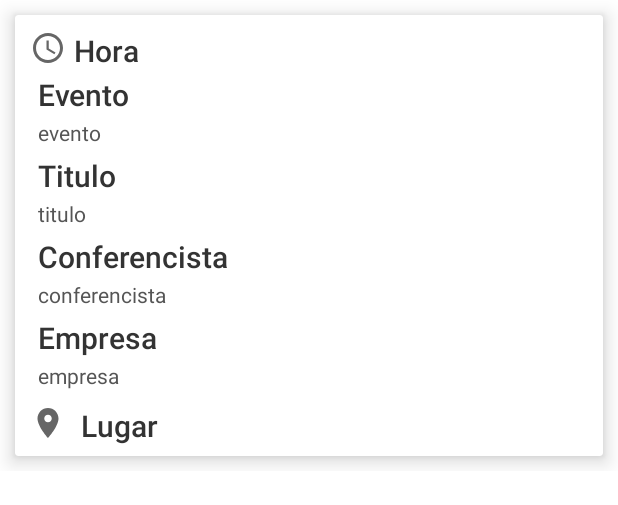
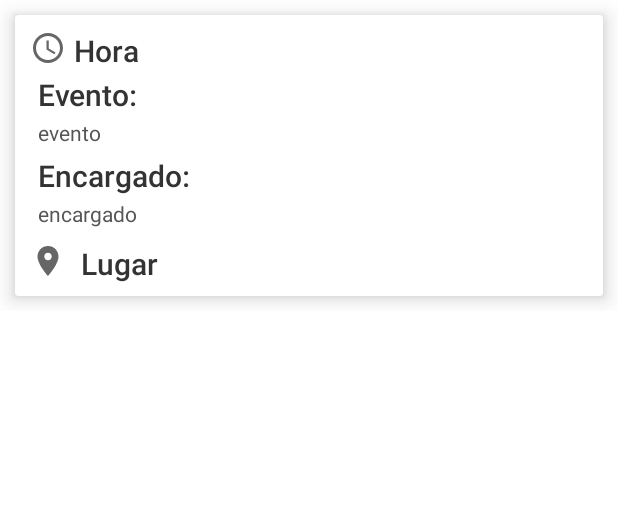
Before and after one commit to rmarin17/EventmPro, an Android app: the layout item_dias.xml on its own in the app's theme, with its tools: preview values and no code run, on a phone screen of 412 x 824 dp. Shown: the top 505 px of the screen. Run offline under Robolectric (Android 15) with nearby library versions, the phone set to English and light mode, and no system bars.

Commit message:
Final final no va mas!!!

```diff
--- a/app/src/main/java/unicauca/movil/eventmpro/CargaDatos.java
+++ b/app/src/main/java/unicauca/movil/eventmpro/CargaDatos.java
@@ -319,6 +319,12 @@ public class CargaDatos extends AppCompatActivity implements DialogInterface.OnC
                             u.setTituloubicacion(titu);
                             break;
 
+                        case "direccion":
+                            parser.require(XmlPullParser.START_TAG, null, condi);
+                            String dir = readText(parser);
+                            u.setDireccion(dir);
+                            break;
+
                         case "lat":
                             parser.require(XmlPullParser.START_TAG, null, condi);
                             String lat = readText(parser);
--- a/app/src/main/java/unicauca/movil/eventmpro/MapsActivity.java
+++ b/app/src/main/java/unicauca/movil/eventmpro/MapsActivity.java
@@ -144,7 +144,7 @@ public class MapsActivity extends FragmentActivity implements OnMapReadyCallback
         cargaOnlineUbicacion();
         for (Ubicacion u : list) {
             LatLng mark = new LatLng(u.getLat(), u.getLng());
-            mMap.addMarker(new MarkerOptions().position(mark).title(u.getTituloubicacion()));
+            mMap.addMarker(new MarkerOptions().position(mark).title(u.getTituloubicacion()).snippet(u.getDireccion()));
             mMap.moveCamera(CameraUpdateFactory.newLatLngZoom(mark,16));
         }
 
@@ -295,7 +295,6 @@ public class MapsActivity extends FragmentActivity implements OnMapReadyCallback
             Type lista = new TypeToken<List<Ubicacion>>() {
             }.getType();
             List<Ubicacion> res = gson.fromJson(json, lista);
-
             if (tamañoU!=res.size())
             {
                 udao.deleteAll();
--- a/app/src/main/java/unicauca/movil/eventmpro/Notification.java
+++ b/app/src/main/java/unicauca/movil/eventmpro/Notification.java
@@ -83,6 +83,7 @@ public class Notification extends AppCompatActivity implements MensajeAdapter.On
         }
         else {
             Toast.makeText(this, R.string.empy, Toast.LENGTH_LONG).show();
+            finish();
         }
     }
 
--- a/app/src/main/java/unicauca/movil/eventmpro/Programacion.java
+++ b/app/src/main/java/unicauca/movil/eventmpro/Programacion.java
@@ -23,6 +23,7 @@ import unicauca.movil.eventmpro.databinding.ActivityProgramacionBinding;
 import unicauca.movil.eventmpro.db.ConectionsDao;
 import unicauca.movil.eventmpro.db.DiasDao;
 import unicauca.movil.eventmpro.db.EventoDao;
+import unicauca.movil.eventmpro.fragments.DiaFragment;
 import unicauca.movil.eventmpro.fragments.ProgramacionFragment;
 import unicauca.movil.eventmpro.models.Conections;
 import unicauca.movil.eventmpro.models.Dias;
@@ -53,7 +54,6 @@ public class Programacion extends AppCompatActivity implements HttpAsyncTask.OnR
         ddao = new DiasDao(this);
         gson = new Gson();
         //region Otra forma anterior
-        List<Fragment> data = new ArrayList<>();
 
         List<Evento> elist = edao.getAll();
         List<Dias> dlist = ddao.getAll();
@@ -68,7 +68,7 @@ public class Programacion extends AppCompatActivity implements HttpAsyncTask.OnR
 
         if(dias > 0 ) {
             for (int i = 1; i < dias+1; i++) {
-                pages.add(ProgramacionFragment.newInstance(i));
+                pages.add(DiaFragment.newInstance(i));
             }
         }
 
--- a/app/src/main/java/unicauca/movil/eventmpro/adapters/DiasAdapter.java
+++ b/app/src/main/java/unicauca/movil/eventmpro/adapters/DiasAdapter.java
@@ -52,15 +52,11 @@ public class DiasAdapter extends BaseAdapter {
         TextView hora = (TextView) v.findViewById(R.id.hora);
         TextView evento = (TextView) v.findViewById(R.id.evento);
         TextView titulo = (TextView) v.findViewById(R.id.titulo);
-        TextView conferencista = (TextView) v.findViewById(R.id.conferencista);
-        TextView empresa = (TextView) v.findViewById(R.id.empresa);
         TextView lugar = (TextView) v.findViewById(R.id.lugar);
 
         hora.setText(d.getHora());
         evento.setText(d.getEvento());
-        titulo.setText(d.getTitulo());
-        conferencista.setText(d.getConferencista());
-        empresa.setText(d.getEmpresadias());
+        titulo.setText(d.getConferencista());
         lugar.setText(d.getLugar());
 
         return v;
--- a/app/src/main/java/unicauca/movil/eventmpro/db/DataBaseHelper.java
+++ b/app/src/main/java/unicauca/movil/eventmpro/db/DataBaseHelper.java
@@ -75,6 +75,7 @@ public class DataBaseHelper extends SQLiteOpenHelper {
 
         db.execSQL(" CREATE TABLE ubicacion (_id INTEGER PRIMARY KEY"
                 +", titulo VARCHAR"
+                +", direccion VARCHAR"
                 +", lat DOUBLE"
                 +", lng DOUBLE"
                 +")"
--- a/app/src/main/res/layout/item_dias.xml
+++ b/app/src/main/res/layout/item_dias.xml
@@ -1,6 +1,7 @@
 <?xml version="1.0" encoding="utf-8"?>
 <RelativeLayout xmlns:android="http://schemas.android.com/apk/res/android"
     xmlns:app="http://schemas.android.com/apk/res-auto"
+    xmlns:tools="http://schemas.android.com/tools"
     android:layout_width="match_parent"
     android:layout_height="match_parent"
     android:background="#fff"
@@ -21,138 +22,94 @@
                 android:layout_height="match_parent">
 
                 <TextView
+                    android:id="@+id/hora"
                     style="@style/Base.TextAppearance.AppCompat.Title"
                     android:layout_width="match_parent"
                     android:layout_height="wrap_content"
-                    android:id="@+id/hora"
-                    android:text="Hora"
+                    android:layout_alignBottom="@+id/id_hora"
+                    android:layout_toEndOf="@+id/id_hora"
+                    android:paddingStart="5dp"
+                    android:paddingTop="10dp"
                     android:textColor="@color/textTitle"
-                    android:layout_alignBottom="@+id/id_hora"
-                    android:layout_toRightOf="@+id/id_hora"
-                    android:paddingLeft="5dp"
-                    android:paddingTop="10dp"
-                    android:layout_toEndOf="@+id/id_hora" />
+                    tools:text="Hora"
+                    tools:ignore="RtlSymmetry" />
 
                 <ImageView
                     android:id="@+id/id_hora"
                     android:layout_width="wrap_content"
                     android:layout_height="wrap_content"
-                    android:src="@drawable/ic_clock"
+                    app:srcCompat="@drawable/ic_clock"
                     android:layout_alignLeft="@+id/id_lugar"
                     android:layout_alignStart="@+id/id_lugar"
-                    android:paddingTop="10dp"/>
+                    android:paddingTop="10dp"
+                    tools:ignore="RtlHardcoded" />
 
                 <TextView
+                    android:id="@+id/event"
                     style="@style/Base.TextAppearance.AppCompat.Title"
-                    android:id="@+id/event"
-                    android:textColor="@color/textTitle"
                     android:layout_width="match_parent"
                     android:layout_height="wrap_content"
                     android:layout_below="@+id/hora"
-                    android:paddingLeft="15dp"
+                    android:paddingStart="15dp"
                     android:paddingTop="5dp"
-                    android:text="Evento"/>
+                    android:text="@string/hor_evento"
+                    android:textColor="@color/textTitle"
+                    tools:text="@string/hor_evento" />
 
 
                 <TextView
+                    android:id="@+id/evento"
                     style="@style/Base.TextAppearance.AppCompat.Body1"
                     android:layout_width="match_parent"
                     android:layout_height="wrap_content"
-                    android:id="@+id/evento"
-                    android:text="evento"
                     android:layout_below="@+id/event"
-                    android:textColor="@color/textBody"
                     android:paddingLeft="15dp"
                     android:paddingTop="2dp"
-                    />
+                    android:textColor="@color/textBody"
+                    tools:text="evento" />
 
                 <TextView
+                    android:id="@+id/tit"
                     style="@style/Base.TextAppearance.AppCompat.Title"
-                    android:id="@+id/tit"
                     android:layout_width="match_parent"
                     android:layout_height="wrap_content"
                     android:layout_below="@+id/evento"
                     android:paddingLeft="15dp"
                     android:paddingTop="5dp"
+                    android:text="@string/hor_encargado"
                     android:textColor="@color/textTitle"
-                    android:text="Titulo"/>
+                    tools:text="@string/hor_encargado" />
 
                 <TextView
+                    android:id="@+id/titulo"
                     style="@style/Base.TextAppearance.AppCompat.Body1"
                     android:layout_width="match_parent"
                     android:layout_height="wrap_content"
-                    android:id="@+id/titulo"
-                    android:text="titulo"
-                    android:textColor="@color/textBody"
                     android:layout_below="@+id/tit"
                     android:paddingLeft="15dp"
                     android:paddingTop="2dp"
-                    />
-
-                <TextView
-                style="@style/Base.TextAppearance.AppCompat.Title"
-                android:id="@+id/conf"
-                android:layout_width="match_parent"
-                android:layout_height="wrap_content"
-                android:layout_below="@+id/titulo"
-                android:paddingLeft="15dp"
-                android:paddingTop="5dp"
-                android:textColor="@color/textTitle"
-                android:text="Conferencista"/>
-
-                <TextView
-                    style="@style/Base.TextAppearance.AppCompat.Body1"
-                    android:layout_width="match_parent"
-                    android:layout_height="wrap_content"
-                    android:id="@+id/conferencista"
-                    android:text="conferencista"
                     android:textColor="@color/textBody"
-                    android:layout_below="@+id/conf"
-                    android:paddingLeft="15dp"
-                    android:paddingTop="2dp"
-                    />
-
-                <TextView
-                    style="@style/Base.TextAppearance.AppCompat.Title"
-                    android:id="@+id/emp"
-                    android:layout_width="match_parent"
-                    android:layout_height="wrap_content"
-                    android:layout_below="@+id/conferencista"
-                    android:paddingLeft="15dp"
-                    android:paddingTop="5dp"
-                    android:textColor="@color/textTitle"
-                    android:text="Empresa"/>
-
-                <TextView
-                    style="@style/Base.TextAppearance.AppCompat.Body1"
-                    android:layout_width="match_parent"
-                    android:layout_height="wrap_content"
-                    android:id="@+id/empresa"
-                    android:text="empresa"
-                    android:textColor="@color/textBody"
-                    android:layout_below="@+id/emp"
-                    android:paddingLeft="15dp"
-                    android:paddingTop="2dp"
-                    />
+                    tools:text="encargado" />
 
 
                 <TextView
+                    android:id="@+id/lugar"
                     style="@style/Base.TextAppearance.AppCompat.Title"
                     android:layout_width="match_parent"
                     android:layout_height="wrap_content"
-                    android:id="@+id/lugar"
-                    android:text="Lugar"
+                    android:layout_alignTop="@+id/id_lugar"
+                    android:layout_toEndOf="@+id/id_lugar"
+                    android:layout_toRightOf="@+id/id_lugar"
+                    android:paddingBottom="8dp"
                     android:textColor="@color/textTitle"
-                    android:layout_alignTop="@+id/id_lugar"
-                    android:layout_toRightOf="@+id/id_lugar"
-                    android:layout_toEndOf="@+id/id_lugar" />
+                    tools:text="Lugar" />
 
                 <ImageView
                     android:id="@+id/id_lugar"
                     android:layout_width="wrap_content"
                     android:layout_height="wrap_content"
                     app:srcCompat="@drawable/ic_place"
-                    android:layout_below="@+id/empresa"
+                    android:layout_below="@+id/titulo"
                     android:layout_margin="10dp"
                     />
 
--- a/app/src/main/res/values/colors.xml
+++ b/app/src/main/res/values/colors.xml
@@ -2,7 +2,7 @@
 <resources>
     <color name="colorPrimary">#455A64</color>
     <color name="colorPrimaryDark">#37474F</color>
-    <color name="colorAccent">#455A64</color>
+    <color name="colorAccent">#C62828</color>
     <color name="iconInfo">#666</color>
     <color name="textTitle">#333</color>
     <color name="textBody">#555</color>
```
Also changed, not shown: app/src/main/java/unicauca/movil/eventmpro/db/UbicacionDao.java (+6 -2 lines), app/src/main/java/unicauca/movil/eventmpro/fragments/DiaFragment.java (+2 -62 lines), app/src/main/java/unicauca/movil/eventmpro/models/Ubicacion.java (+9 -1 lines).
